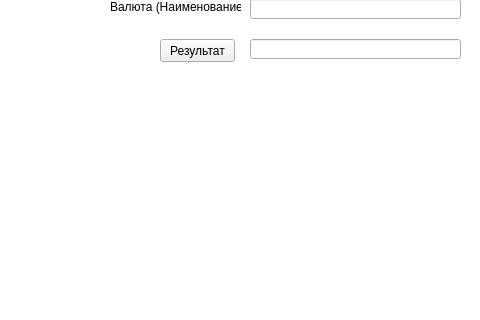
Qt form ExchangeRate.ui (Vladislav0904/The-Exchange-Rate) before a commit; both pictures show x 332 to 812 and y 227 to 547 of the 936 by 731 pixel window.
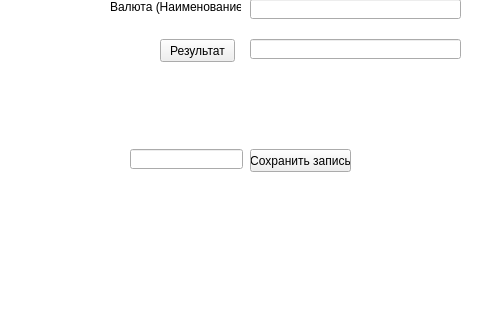
The same form after that commit.

```diff
--- a/ExchangeRate.ui
+++ b/ExchangeRate.ui
@@ -221,6 +221,29 @@
                      <string>Результат</string>
                  </property>
              </widget>
+             <widget class="QLineEdit" name="bd">
+                 <property name="geometry">
+                     <rect>
+                         <x>460</x>
+                         <y>350</y>
+                         <width>113</width>
+                         <height>20</height>
+                     </rect>
+                 </property>
+             </widget>
+             <widget class="QPushButton" name="bd_add">
+                 <property name="geometry">
+                     <rect>
+                         <x>580</x>
+                         <y>350</y>
+                         <width>101</width>
+                         <height>23</height>
+                     </rect>
+                 </property>
+                 <property name="text">
+                     <string>Сохранить запись</string>
+                 </property>
+             </widget>
          </widget>
          <widget class="QWidget" name="tab_2">
              <property name="cursor">
```
Left out of the diff: 23 changed lines with no effect on the pictures. Lines whose indentation alone changed are shown as unchanged.
